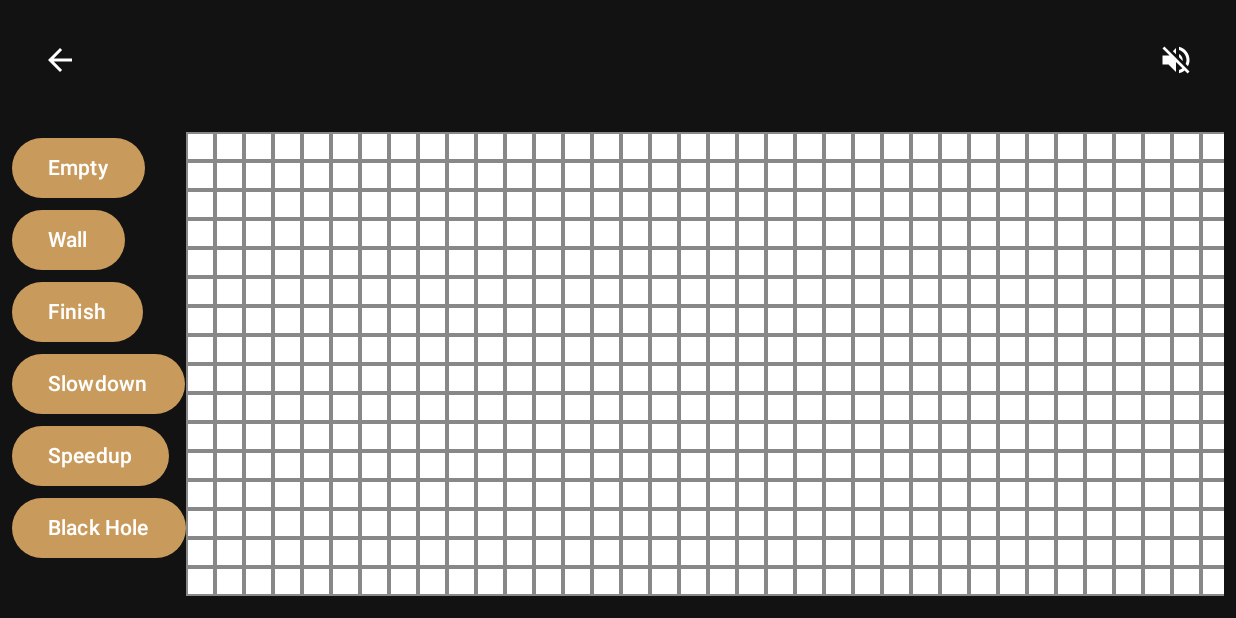
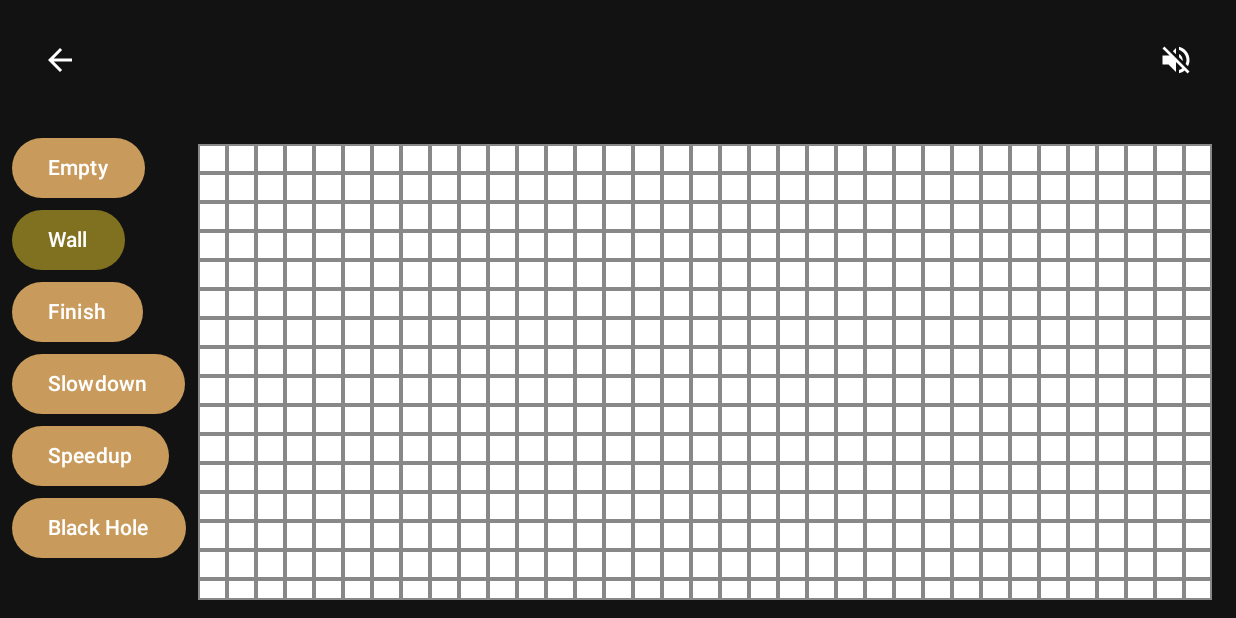
Before and after one commit to Viktoris05/AppDev3Ballanca, an Android app built with Jetpack Compose: the EditorScreen screen opened through its navigation route, on a phone screen of 824 x 412 dp (held sideways). Run offline under Robolectric (Android 15) with nearby library versions, the phone set to English and light mode, and no system bars.

Commit message:
Make editor have a better look and feel

```diff
--- a/Ballance/app/src/main/java/com/example/ballance/ui/screens/EditorScreen.kt
+++ b/Ballance/app/src/main/java/com/example/ballance/ui/screens/EditorScreen.kt
@@ -4,6 +4,7 @@ import android.widget.Toast
 import androidx.compose.foundation.background
 import androidx.compose.foundation.border
 import androidx.compose.foundation.clickable
+import androidx.compose.foundation.gestures.detectDragGestures
 import androidx.compose.foundation.horizontalScroll
 import androidx.compose.foundation.layout.*
 import androidx.compose.foundation.layout.Arrangement
@@ -19,6 +20,7 @@ import androidx.compose.runtime.*
 import androidx.compose.ui.Alignment
 import androidx.compose.ui.Modifier
 import androidx.compose.ui.graphics.Color
+import androidx.compose.ui.input.pointer.pointerInput
 import androidx.compose.ui.platform.LocalContext
 import androidx.compose.ui.unit.dp
 import androidx.navigation.NavController
@@ -81,7 +83,7 @@ fun EditorScreen(
                     Button(
                         onClick = { selectedType = CellType.EMPTY },
                         colors = ButtonDefaults.buttonColors(
-                            containerColor = accentColor,
+                            containerColor = if(selectedType == CellType.EMPTY) accentColorSelected else accentColor,
                             contentColor = Color.White
                         )
                     ) {
@@ -90,7 +92,7 @@ fun EditorScreen(
                     Button(
                         onClick = { selectedType = CellType.WALL },
                         colors = ButtonDefaults.buttonColors(
-                            containerColor = accentColor,
+                            containerColor = if(selectedType == CellType.WALL) accentColorSelected else accentColor,
                             contentColor = Color.White
                         )
                     ) {
@@ -99,7 +101,7 @@ fun EditorScreen(
                     Button(
                         onClick = { selectedType = CellType.FINISH },
                         colors = ButtonDefaults.buttonColors(
-                            containerColor = accentColor,
+                            containerColor = if(selectedType == CellType.FINISH) accentColorSelected else accentColor,
                             contentColor = Color.White
                         )
                     ) {
@@ -108,7 +110,7 @@ fun EditorScreen(
                     Button(
                         onClick = { selectedType = CellType.SLOWDOWN },
                         colors = ButtonDefaults.buttonColors(
-                            containerColor = accentColor,
+                            containerColor = if(selectedType == CellType.SLOWDOWN) accentColorSelected else accentColor,
                             contentColor = Color.White
                         )
                     ) {
@@ -117,7 +119,7 @@ fun EditorScreen(
                     Button(
                         onClick = { selectedType = CellType.SPEEDUP },
                         colors = ButtonDefaults.buttonColors(
-                            containerColor = accentColor,
+                            containerColor = if(selectedType == CellType.SPEEDUP) accentColorSelected else accentColor,
                             contentColor = Color.White
                         )
                     ) {
@@ -126,7 +128,7 @@ fun EditorScreen(
                     Button(
                         onClick = { selectedType = CellType.BLACKHOLE },
                         colors = ButtonDefaults.buttonColors(
-                            containerColor = accentColor,
+                            containerColor = if(selectedType == CellType.BLACKHOLE) accentColorSelected else accentColor,
                             contentColor = Color.White
                         )
                     ) {
@@ -135,8 +137,37 @@ fun EditorScreen(
                 }
 
                 // Maze grid display
+                val cellSize = 19.dp
+                val gridWidth = cellSize * viewModel.cols
+                val gridHeight = cellSize * viewModel.rows
+
+                Box(
+                    modifier = Modifier
+                        .padding(8.dp)
+                        .size(width = gridWidth, height = gridHeight)
+                        .pointerInput(Unit) {
+                            detectDragGestures(
+                                onDragStart = { offset ->
+                                    val row = (offset.y / cellSize.toPx()).toInt()
+                                    val col = (offset.x / cellSize.toPx()).toInt()
+                                    if (row in 0 until viewModel.rows && col in 0 until viewModel.cols) {
+                                        viewModel.setCell(row, col, selectedType)
+                                    }
+                                },
+                                onDrag = { change, _ ->
+                                    val row = (change.position.y / cellSize.toPx()).toInt()
+                                    val col = (change.position.x / cellSize.toPx()).toInt()
+                                    if (row in 0 until viewModel.rows && col in 0 until viewModel.cols) {
+                                        viewModel.setCell(row, col, selectedType)
+                                    }
+                                    change.consume()
+                                })
+
+                        }
+                ) {
+                Row {
                     for (col in 0 until viewModel.cols) {
-                    Column(modifier = Modifier.horizontalScroll(horizontalScroll)) {
+                        Column {
                             for (row in 0 until viewModel.rows) {
                                 val cellState = mazeGrid[row][col]
                                 val cellType by cellState
@@ -155,10 +186,10 @@ fun EditorScreen(
                                             }
                                         )
                                         .border(1.dp, Color.Gray)
-                                    .clickable {
-                                        viewModel.setCell(row, col, selectedType)
+
+                                )
                             }
-                            )
+                        }
                     }
                 }
             }
--- a/Ballance/app/src/main/java/com/example/ballance/ui/theme/Color.kt
+++ b/Ballance/app/src/main/java/com/example/ballance/ui/theme/Color.kt
@@ -13,9 +13,10 @@ val Pink40 = Color(0xFF7D5260)
 /** used as the Background in the Main Menu*/
 val backgroundColor = Color(0xFF121212)
 
-/** used for Logo, UI, and Walls*/
+/** used for Logo, UI, Buttons and Walls*/
 val accentColor: Color = Color(0xFFC89B5C)
-
+/** used when a Button is selected*/
+val accentColorSelected: Color = Color(0xFF807120)
 /** used for correct holes */
 val finishColor: Color = Color(0xFF009200)
 
```
Lines whose indentation alone changed are shown as unchanged.
